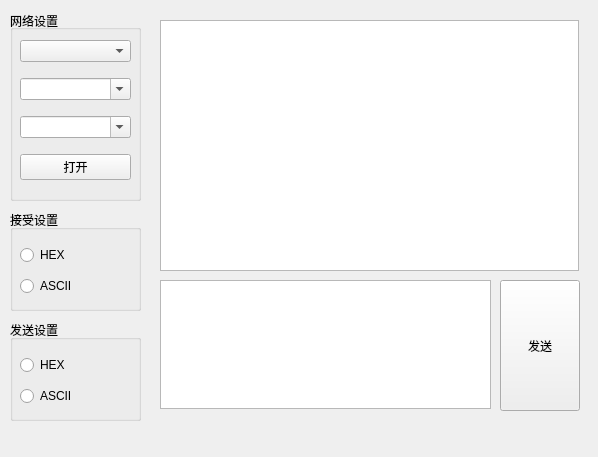
First picture: the form in TcpClient/widget.ui, repository u3oR/SerialPortTools, before the edit.
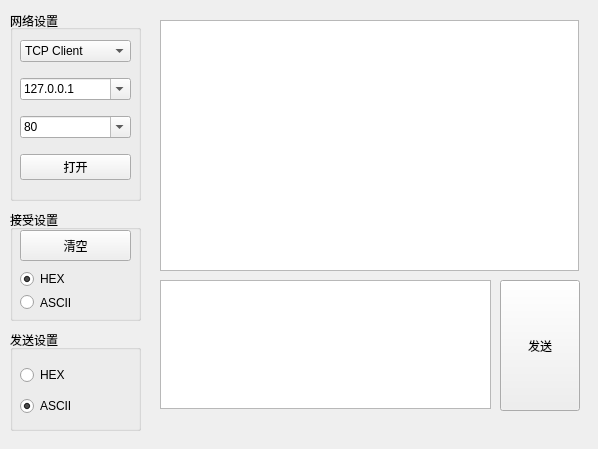
Second picture: the form after the edit.

What changed in the file:
```diff
--- a/TcpClient/widget.ui
+++ b/TcpClient/widget.ui
@@ -10,7 +10,7 @@
     <x>0</x>
     <y>0</y>
     <width>598</width>
-    <height>457</height>
+    <height>449</height>
    </rect>
   </property>
   <property name="windowTitle">
@@ -67,7 +67,7 @@
      <x>10</x>
      <y>210</y>
      <width>131</width>
-     <height>101</height>
+     <height>111</height>
     </rect>
    </property>
    <property name="title">
@@ -77,28 +77,47 @@
     <property name="geometry">
      <rect>
       <x>10</x>
-      <y>30</y>
+      <y>60</y>
       <width>111</width>
-      <height>61</height>
+      <height>41</height>
      </rect>
     </property>
     <layout class="QVBoxLayout" name="verticalLayout">
      <item>
-      <widget class="QRadioButton" name="radioButton_Send_HEX">
+      <widget class="QRadioButton" name="radioButton_Read_HEX">
        <property name="text">
         <string>HEX</string>
        </property>
+       <property name="checked">
+        <bool>true</bool>
+       </property>
       </widget>
      </item>
      <item>
-      <widget class="QRadioButton" name="radioButton_Send_ASCII">
+      <widget class="QRadioButton" name="radioButton_Read_ASCII">
        <property name="text">
         <string>ASCII</string>
        </property>
+       <property name="checked">
+        <bool>false</bool>
+       </property>
       </widget>
      </item>
     </layout>
    </widget>
+   <widget class="QPushButton" name="pushButton">
+    <property name="geometry">
+     <rect>
+      <x>10</x>
+      <y>20</y>
+      <width>111</width>
+      <height>31</height>
+     </rect>
+    </property>
+    <property name="text">
+     <string>清空</string>
+    </property>
+   </widget>
   </widget>
   <widget class="QGroupBox" name="groupBox_2">
    <property name="geometry">
@@ -130,6 +149,16 @@
        <property name="editable">
         <bool>true</bool>
        </property>
+       <item>
+        <property name="text">
+         <string>127.0.0.1</string>
+        </property>
+       </item>
+       <item>
+        <property name="text">
+         <string>192.168.0.1</string>
+        </property>
+       </item>
       </widget>
      </item>
      <item row="0" column="0">
@@ -137,6 +166,16 @@
        <property name="editable">
         <bool>false</bool>
        </property>
+       <item>
+        <property name="text">
+         <string>TCP Client</string>
+        </property>
+       </item>
+       <item>
+        <property name="text">
+         <string>TCP Server</string>
+        </property>
+       </item>
       </widget>
      </item>
      <item row="2" column="0">
@@ -144,6 +183,26 @@
        <property name="editable">
         <bool>true</bool>
        </property>
+       <item>
+        <property name="text">
+         <string>80</string>
+        </property>
+       </item>
+       <item>
+        <property name="text">
+         <string>443</string>
+        </property>
+       </item>
+       <item>
+        <property name="text">
+         <string>8000</string>
+        </property>
+       </item>
+       <item>
+        <property name="text">
+         <string>5000</string>
+        </property>
+       </item>
       </widget>
      </item>
      <item row="3" column="0">
@@ -160,7 +219,7 @@
    <property name="geometry">
     <rect>
      <x>10</x>
-     <y>320</y>
+     <y>330</y>
      <width>131</width>
      <height>101</height>
     </rect>
@@ -179,17 +238,20 @@
     </property>
     <layout class="QVBoxLayout" name="verticalLayout_3">
      <item>
-      <widget class="QRadioButton" name="radioButton_Send_HEX_3">
+      <widget class="QRadioButton" name="radioButton_Send_HEX">
        <property name="text">
         <string>HEX</string>
        </property>
       </widget>
      </item>
      <item>
-      <widget class="QRadioButton" name="radioButton_Send_ASCII_3">
+      <widget class="QRadioButton" name="radioButton_Send_ASCII">
        <property name="text">
         <string>ASCII</string>
        </property>
+       <property name="checked">
+        <bool>true</bool>
+       </property>
       </widget>
      </item>
     </layout>
```
Left out of the diff: 2 changed lines with no effect on the pictures.
